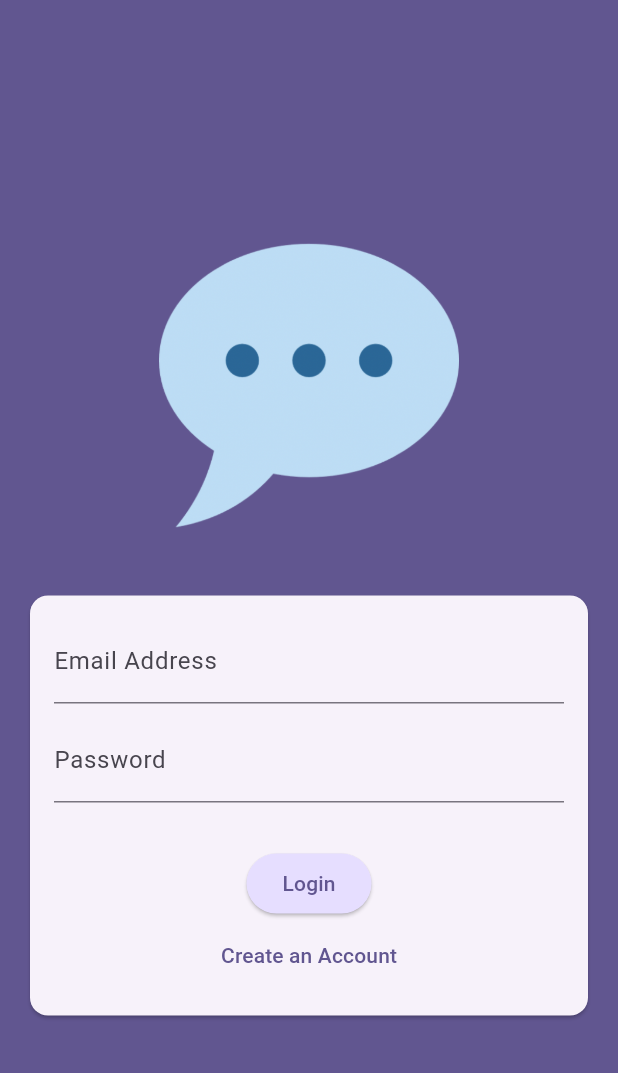
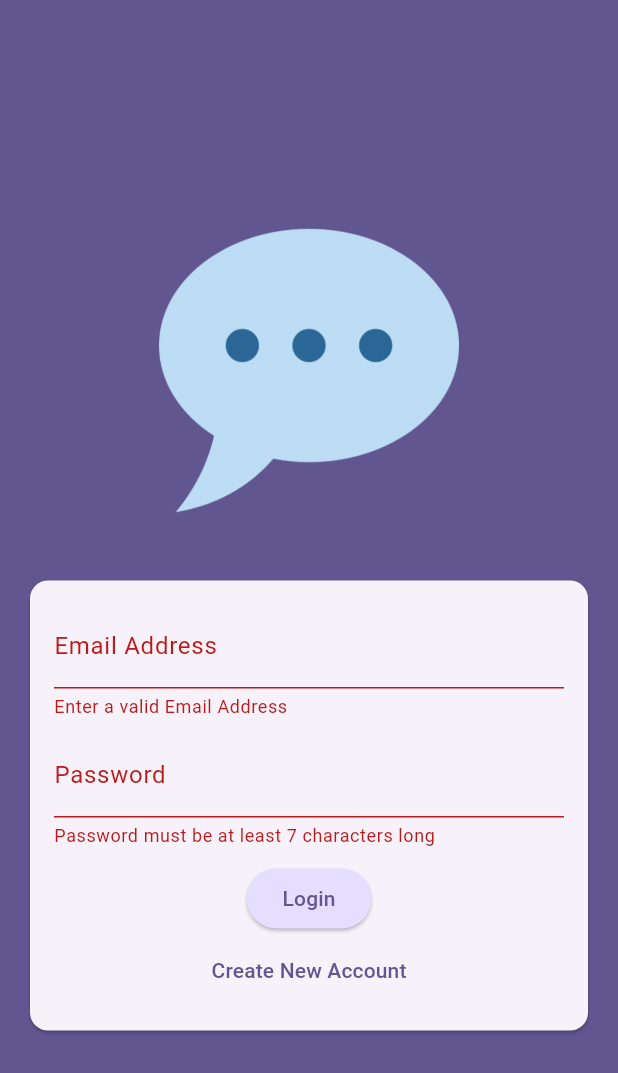
Before and after one commit to raj779401/Flutter_Chat_App, a Flutter app: the screen it shows after launch, after a tap on "Login", on a phone screen of 412 x 824 dp. Shown: the top 1073 px of the screen. Run offline on Flutter 3.47's test engine with Material 3 defaults, Android fonts, the phone set to English and light mode, and no system bars.

Commit message:
bug fixed in authentication screen

```diff
--- a/chat_app/lib/screens/authentication_screen.dart
+++ b/chat_app/lib/screens/authentication_screen.dart
@@ -1,7 +1,7 @@
 import 'package:flutter/material.dart';
 
 class AuthenticationScreen extends StatefulWidget {
-  const AuthenticationScreen({super.key});
+  const AuthenticationScreen({Key? key}) : super(key: key);
 
   @override
   State<AuthenticationScreen> createState() => _AuthenticationScreenState();
@@ -10,21 +10,21 @@ class AuthenticationScreen extends StatefulWidget {
 class _AuthenticationScreenState extends State<AuthenticationScreen> {
   final _formKey = GlobalKey<FormState>();
   var _enteredEmail = '';
-  var _eneteredPassword = '';
+  var _enteredPassword = '';
+  bool _isLogin = true;
+
   void _submitForm() {
     final isValid = _formKey.currentState != null
         ? _formKey.currentState!.validate()
         : false;
-    if (!isValid) {
-      if (_formKey.currentState != null) {
-        _formKey.currentState!.save();
-        print(_eneteredPassword);
-        print(_enteredEmail);
-      }
+    if (isValid) {
+      // Form is valid, you can proceed with form submission or other actions.
+      _formKey.currentState!.save();
+      print(_enteredPassword);
+      print(_enteredEmail);
     }
   }
 
-  bool _isLogin = true;
   @override
   Widget build(BuildContext context) {
     return Scaffold(
@@ -37,12 +37,12 @@ class _AuthenticationScreenState extends State<AuthenticationScreen> {
               Container(
                 margin: EdgeInsets.only(
                   top: 30,
+                  left: 20,
                   right: 20,
-                  left: 20,
                   bottom: 20,
                 ),
                 width: 200,
-                child: Image.asset('assets/images/chat.png'),
+                child: Image.asset("assets/images/chat.png"),
               ),
               Card(
                 margin: EdgeInsets.all(20),
@@ -50,49 +50,60 @@ class _AuthenticationScreenState extends State<AuthenticationScreen> {
                   child: Padding(
                     padding: EdgeInsets.all(16),
                     child: Form(
+                      key: _formKey, // Add this line
                       child: Column(
                         mainAxisSize: MainAxisSize.min,
                         children: [
                           TextFormField(
-                            decoration:
-                                InputDecoration(labelText: 'Email Address'),
+                            decoration: InputDecoration(
+                              labelText: 'Email Address',
+                            ),
                             keyboardType: TextInputType.emailAddress,
                             autocorrect: false,
                             textCapitalization: TextCapitalization.none,
                             validator: (value) {
                               if (value == null ||
                                   value.trim().isEmpty ||
-                                  value.contains("@")) {
-                                return 'Please enter a valid email address';
+                                  !value.contains('@')) {
+                                return "Enter a valid Email Address";
                               }
                               return null;
                             },
-                            onSaved: (value) {
-                              _enteredEmail = value!;
+                            onSaved: (newValue) {
+                              _enteredEmail = newValue!;
                             },
                           ),
-                          SizedBox(height: 10),
+                          SizedBox(
+                            height: 10,
+                          ),
                           TextFormField(
-                            decoration: InputDecoration(labelText: 'Password'),
+                            decoration: InputDecoration(
+                              labelText: 'Password',
+                            ),
                             obscureText: true,
                             validator: (value) {
-                              if (value == null || value.length < 6) {
-                                return 'Password must be at least 6 characters long';
+                              if (value == null ||
+                                  value.trim().isEmpty ||
+                                  value.length < 7) {
+                                return "Password must be at least 7 characters long";
                               }
                               return null;
                             },
-                            onSaved: (value) {
-                              _eneteredPassword = value!;
+                            onSaved: (newValue) {
+                              _enteredPassword = newValue!;
                             },
                           ),
-                          const SizedBox(height: 30),
+                          SizedBox(
+                            height: 10,
+                          ),
                           ElevatedButton(
+                            onPressed: _submitForm, // Change this line
+                            child: Text(_isLogin ? 'Login' : 'SignUp'),
                             style: ElevatedButton.styleFrom(
-                                backgroundColor: Theme.of(context)
-                                    .colorScheme
-                                    .primaryContainer),
-                            onPressed: _submitForm,
-                            child: Text(_isLogin ? 'Login' : 'SignUp'),
+                              backgroundColor: Theme.of(context)
+                                  .colorScheme
+                                  .primaryContainer,
+                            ),
                           ),
                           TextButton(
                             onPressed: () {
@@ -101,9 +112,9 @@ class _AuthenticationScreenState extends State<AuthenticationScreen> {
                               });
                             },
                             child: Text(_isLogin
-                                ? 'Create an Account'
-                                : 'Already have an Account'),
-                          ),
+                                ? 'Create New Account'
+                                : 'I already have an account'),
+                          )
                         ],
                       ),
                     ),
```
